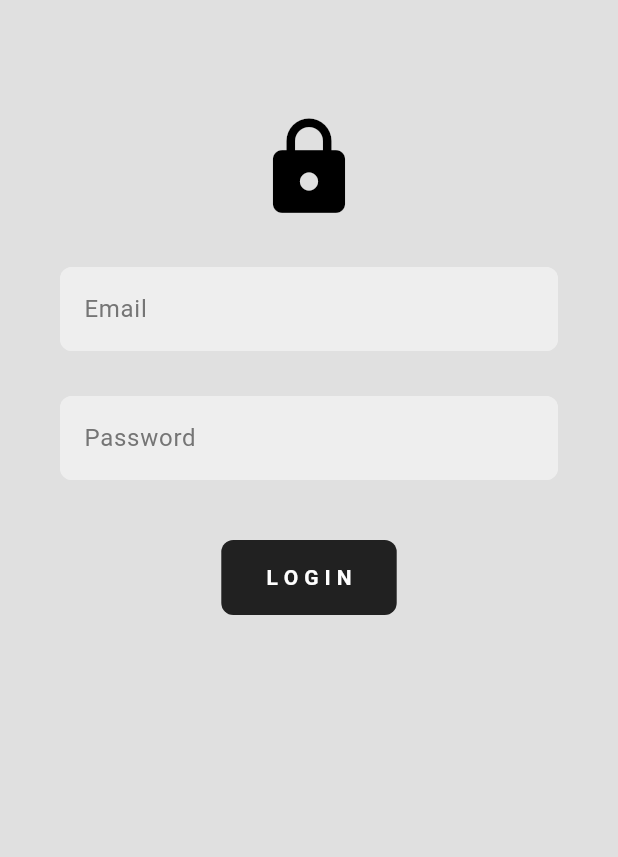
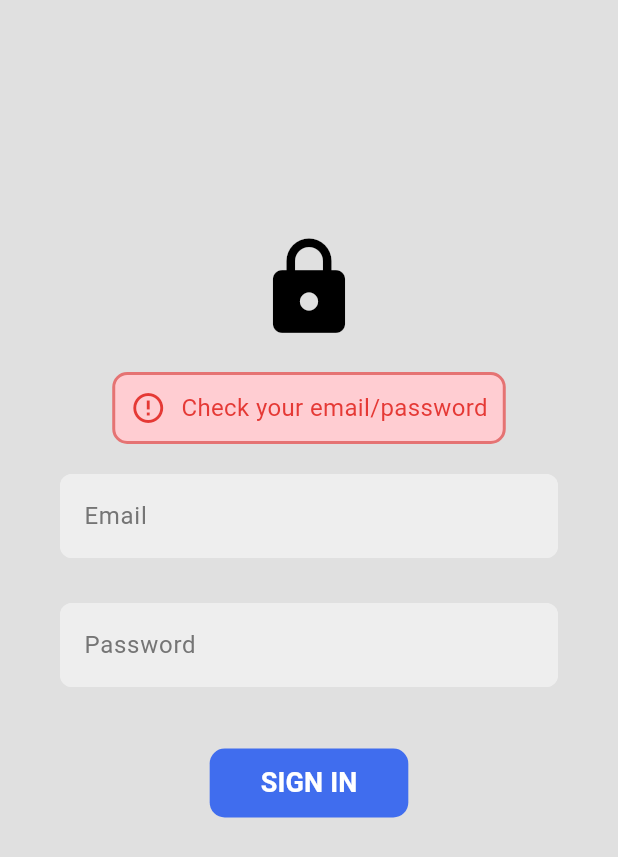
Before and after one commit to SahanLochana/CIS_UnixCloud, a Flutter app: the screen it shows after launch, on a phone screen of 412 x 824 dp. Shown: the top 857 px of the screen. Run offline on Flutter 3.47's test engine with Material 3 defaults, Android fonts, the phone set to English and light mode, and no system bars; our stand-ins replace cloud_firestore, firebase_auth, firebase_core, firebase_storage, go_router, lottie; missing offline and left inert: internet_file, pdfx; accounts and stored records are empty; generated files the repository leaves out were written again.

Commit message:
custom error msg

```diff
--- /dev/null
+++ b/lib/core_features/presantation/Components/msg_tile.dart
@@ -0,0 +1,40 @@
+import 'package:flutter/material.dart';
+
+class MsgTile extends StatelessWidget {
+  const MsgTile({super.key});
+
+  @override
+  Widget build(BuildContext context) {
+    return Column(
+      children: [
+        Container(
+          decoration: BoxDecoration(
+            color: Colors.red.shade100,
+            border: Border.all(color: Colors.red.shade300, width: 2),
+            borderRadius: BorderRadius.circular(10),
+          ),
+          child: Padding(
+            padding: const EdgeInsets.all(10.0),
+            child: Row(
+              mainAxisSize: MainAxisSize.min,
+              mainAxisAlignment: MainAxisAlignment.center,
+              children: [
+                Icon(Icons.error_outline, color: Colors.red.shade600),
+                const SizedBox(
+                  width: 10,
+                ),
+                Text(
+                  "Check your email/password",
+                  style: TextStyle(fontSize: 16, color: Colors.red.shade600),
+                )
+              ],
+            ),
+          ),
+        ),
+        const SizedBox(
+          height: 10,
+        ),
+      ],
+    );
+  }
+}
--- a/lib/core_features/presantation/Components/my_btn.dart
+++ b/lib/core_features/presantation/Components/my_btn.dart
@@ -8,22 +8,45 @@ class MyBtn extends StatelessWidget {
 
   @override
   Widget build(BuildContext context) {
-    return GestureDetector(
-      onTap: onTap,
-      child: Container(
-        padding: const EdgeInsets.symmetric(vertical: 15, horizontal: 30),
-        decoration: BoxDecoration(
-          color: Colors.grey.shade900,
-          borderRadius: BorderRadius.circular(8),
+    return ElevatedButton(
+      onPressed: onTap,
+      style: ButtonStyle(
+        elevation: const MaterialStatePropertyAll(0),
+        backgroundColor: MaterialStatePropertyAll(Color(0xFF406DEE)),
+        shape: MaterialStatePropertyAll(
+          RoundedRectangleBorder(
+            borderRadius: BorderRadius.circular(10),
+          ),
         ),
-        child: const Text(
-          "L O G I N",
+      ),
+      child: const Padding(
+        padding: EdgeInsets.all(10.0),
+        child: Text(
+          "SIGN IN",
           style: TextStyle(
             color: Colors.white,
             fontWeight: FontWeight.bold,
+            fontSize: 18,
           ),
         ),
       ),
     );
+    // return GestureDetector(
+    //   onTap: onTap,
+    //   child: Container(
+    //     padding: const EdgeInsets.symmetric(vertical: 15, horizontal: 30),
+    //     decoration: BoxDecoration(
+    //       color: Colors.grey.shade900,
+    //       borderRadius: BorderRadius.circular(8),
+    //     ),
+    //     child: const Text(
+    //       "L O G I N",
+    //       style: TextStyle(
+    //         color: Colors.white,
+    //         fontWeight: FontWeight.bold,
+    //       ),
+    //     ),
+    //   ),
+    // );
   }
 }
--- a/lib/core_features/presantation/Pages/login_page.dart
+++ b/lib/core_features/presantation/Pages/login_page.dart
@@ -1,6 +1,7 @@
 import 'package:flutter/material.dart';
 import 'package:student_manegment_app/core_features/Data/Remote/auth_service.dart';
 import 'package:student_manegment_app/core_features/presantation/Components/login_text_field.dart';
+import 'package:student_manegment_app/core_features/presantation/Components/msg_tile.dart';
 import 'package:student_manegment_app/core_features/presantation/Components/my_btn.dart';
 
 class LoginPage extends StatefulWidget {
@@ -12,7 +13,7 @@ class LoginPage extends StatefulWidget {
 
 class _LoginPageState extends State<LoginPage> {
   AuthService authService = AuthService();
-  bool wrongCred = false;
+  bool wrongCred = true;
 
   // texteditingcontollers
   TextEditingController emailController = TextEditingController();
@@ -34,11 +35,12 @@ class _LoginPageState extends State<LoginPage> {
   @override
   Widget build(BuildContext context) {
     return Scaffold(
+      backgroundColor: Theme.of(context).scaffoldBackgroundColor,
       appBar: AppBar(
         backgroundColor: Theme.of(context).scaffoldBackgroundColor,
       ),
       body: Padding(
-        padding: const EdgeInsets.all(20.0),
+        padding: const EdgeInsets.symmetric(horizontal: 20.0, vertical: 100),
         child: Column(
           mainAxisAlignment: MainAxisAlignment.center,
           mainAxisSize: MainAxisSize.min,
@@ -53,7 +55,8 @@ class _LoginPageState extends State<LoginPage> {
             const SizedBox(
               height: 20,
             ),
-            if (wrongCred) Text("wrong email/password "),
+            if (wrongCred) MsgTile(),
+
             // Email
             // LoginTextField
             LoginTextField(
--- a/pubspec.yaml
+++ b/pubspec.yaml
@@ -76,6 +76,7 @@ flutter:
   assets:
     - assets\loading_wave.json
     - assets\file_loading.json
+    - assets\logo.png
 
   # An image asset can refer to one or more resolution-specific "variants", see
   # https://flutter.dev/assets-and-images/#resolution-aware
```
Also changed, not shown: assets/logo.png (added).
